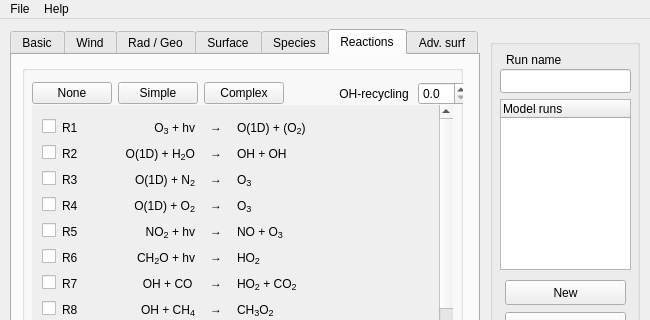
Old version of the form mainwindow.ui in the repository classmodel/modelgui; both pictures show x 0 to 650 and y 0 to 320 of the 650 by 570 pixel window.
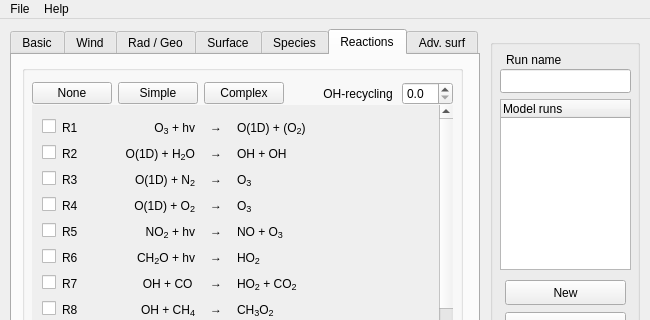
New version of the form. The open tabs and pages were chosen to show the change.

```diff
--- a/mainwindow.ui
+++ b/mainwindow.ui
@@ -3718,7 +3718,7 @@
         <rect>
          <x>10</x>
          <y>10</y>
-         <width>437</width>
+         <width>421</width>
          <height>37</height>
         </rect>
        </property>
```
Left out of the diff: 12 changed lines with no effect on the pictures.
